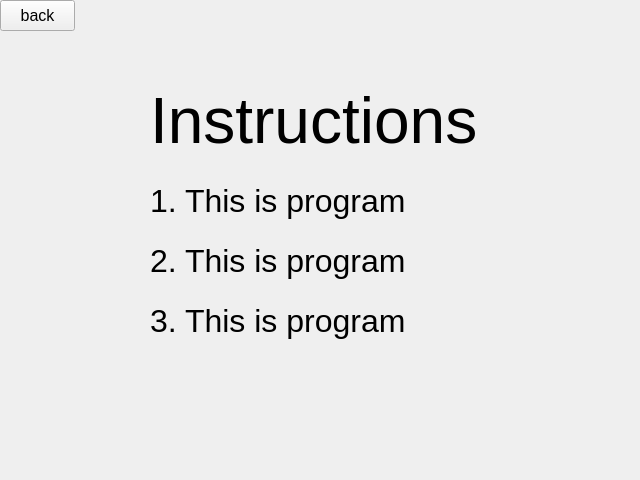
The window that qt_speach_recognition/ui/instruction_page.ui (utimateman/example_pyqt) describes before a commit, drawn with Qt 5.
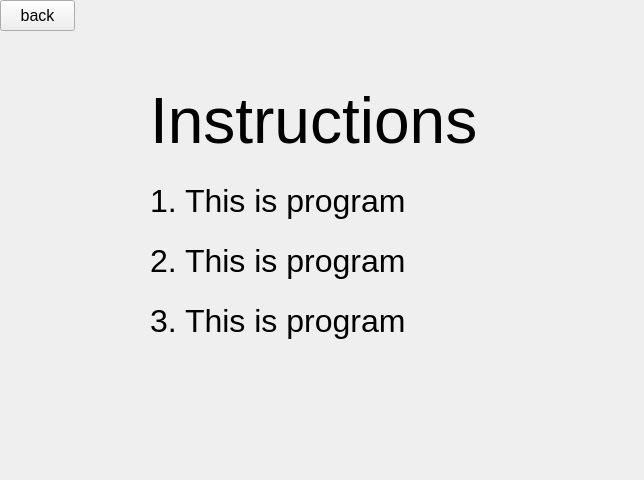
The same window after the commit.

Commit message: connecting ui and page swapping

The edit to the form file:
```diff
--- a/qt_speach_recognition/ui/instruction_page.ui
+++ b/qt_speach_recognition/ui/instruction_page.ui
@@ -6,7 +6,7 @@
    <rect>
     <x>0</x>
     <y>0</y>
-    <width>640</width>
+    <width>644</width>
     <height>480</height>
    </rect>
   </property>
```
Left out of the diff: 4 changed lines with no effect on the pictures. The commit also changes 2 other files.
